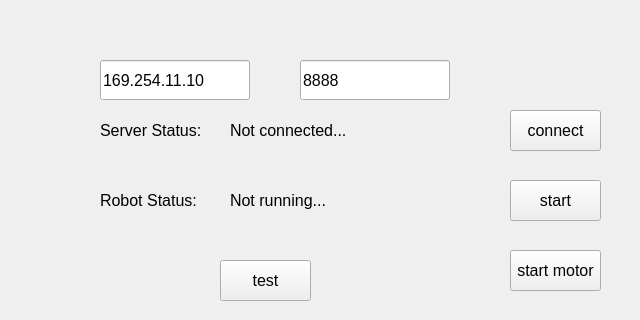
freealong/rik_client, file mainwindow.ui: the form before one commit.
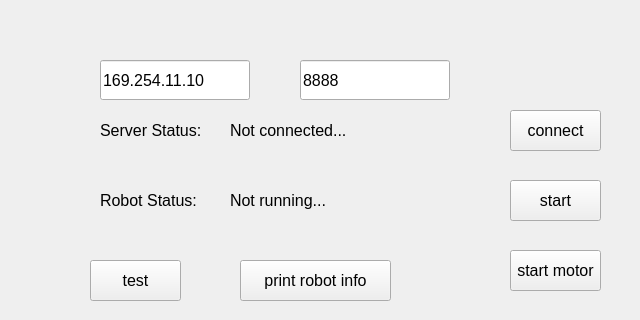
The form after the commit. Custom widgets are drawn as their Qt base class.

```diff
--- a/mainwindow.ui
+++ b/mainwindow.ui
@@ -170,7 +170,7 @@
    <widget class="QPushButton" name="button_test">
     <property name="geometry">
      <rect>
-      <x>220</x>
+      <x>90</x>
       <y>260</y>
       <width>91</width>
       <height>41</height>
@@ -203,6 +203,24 @@
      <string>start motor</string>
     </property>
    </widget>
+   <widget class="QPushButton" name="button_print">
+    <property name="geometry">
+     <rect>
+      <x>240</x>
+      <y>260</y>
+      <width>151</width>
+      <height>41</height>
+     </rect>
+    </property>
+    <property name="font">
+     <font>
+      <pointsize>12</pointsize>
+     </font>
+    </property>
+    <property name="text">
+     <string>print robot info</string>
+    </property>
+   </widget>
   </widget>
  </widget>
  <layoutdefault spacing="6" margin="11"/>
```
